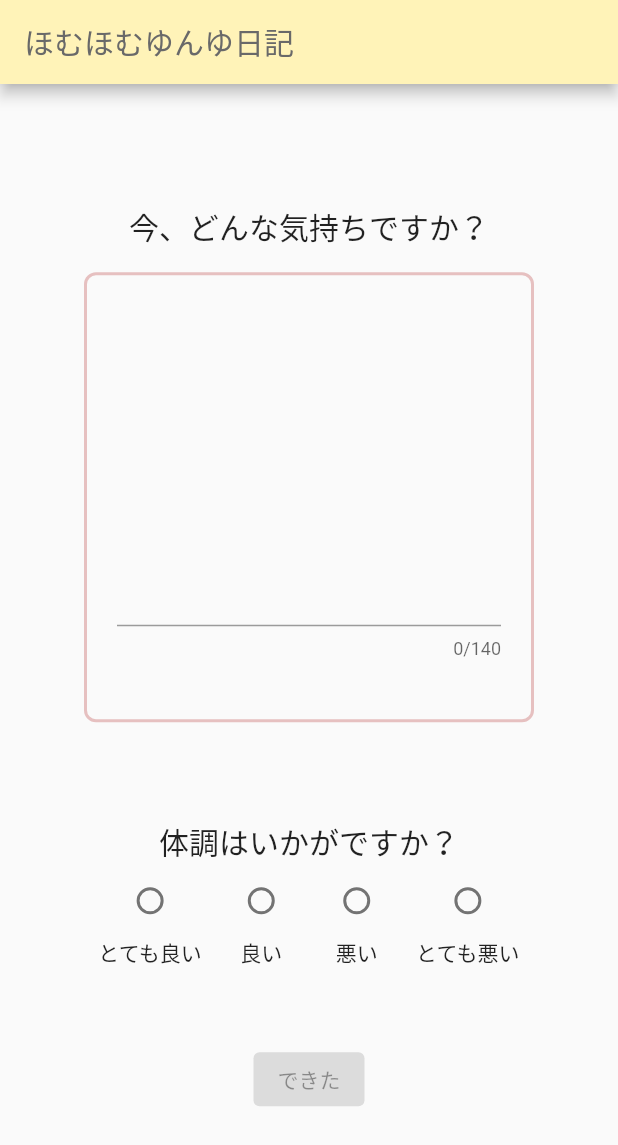
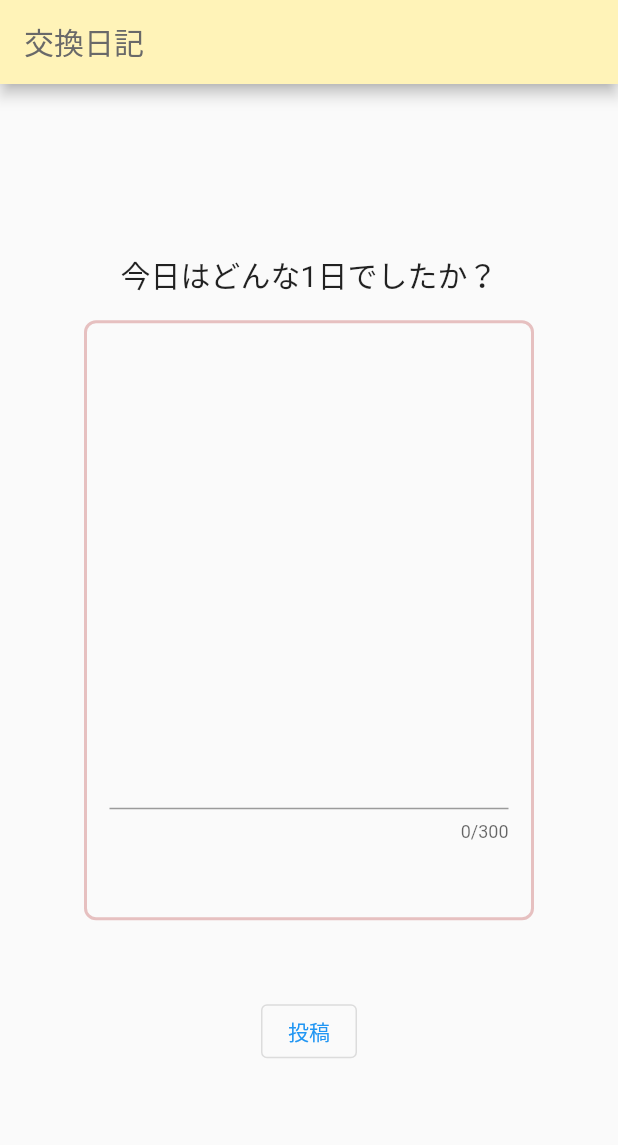
Before and after one commit to haruharu9000/haruaki, a Flutter app: the screen it shows after launch, on a phone screen of 412 x 824 dp. Shown: the top 1145 px of the screen. Run offline on Flutter 3.47's test engine with Material 2 defaults, Android fonts, the phone set to English and light mode, and no system bars.

Commit message:
second commit

```diff
--- a/lib/main.dart
+++ b/lib/main.dart
@@ -1,33 +1,44 @@
 import 'package:flutter/material.dart';
+import 'package:haruaki_app/next_page.dart';
 
-void main() => runApp(TestPage());
+void main() => runApp(MyApp());
 
-class TestPage extends StatefulWidget {
+class MyApp extends StatelessWidget {
   @override
-  _TestPageState createState() => _TestPageState();
+  Widget build(BuildContext context) {
+    return MaterialApp(
+      title: 'Flutter Demo',
+      home: MyHomePage(title: 'Flutter Demo App'),
+    );
+  }
 }
 
-class _TestPageState extends State<TestPage> {
 
-  String _payment = '未選択';
+class MyHomePage extends StatefulWidget {
+  // ignore: non_constant_identifier_names
+  MyHomePage({Key key, this.title}) : super(key: key);
+  final String title;
 
-  void _handleRadioButton(String payment) => setState(() { _payment = payment; } );
+  @override
+  _MyHomePageState createState() => _MyHomePageState();
+}
+class _MyHomePageState extends State<MyHomePage> {
 
-  Widget build(BuildContext context) {
-    return MaterialApp(
-      title: '',
-      home: Scaffold(
-        appBar: AppBar(title: Text("ほむほむゆんゆ日記",
+    @override
+    Widget build(BuildContext context) {
+      return Scaffold(
+        appBar: AppBar(
+          title: Text("交換日記",
           style: TextStyle(color: HexColor('#696969'),
           ),
-        ),
-              backgroundColor: HexColor('#fff3b8'),
-            ),
+          ),
+            backgroundColor: HexColor('#fff3b8'),
+      ),
         body: Column(
           mainAxisAlignment: MainAxisAlignment.center,
             children: <Widget>[
               Text(
-                '今、どんな気持ちですか？',
+                '今日はどんな1日でしたか？',
                 style: TextStyle(
                   fontSize: 20,
                   ),
@@ -41,90 +52,32 @@ class _TestPageState extends State<TestPage> {
               borderRadius: BorderRadius.circular(8),
 
             ),
-            margin: EdgeInsets.fromLTRB(15, 15, 15, 15),
-            padding: EdgeInsets.fromLTRB(20, 20, 20, 20),
+            margin: EdgeInsets.fromLTRB(15, 15, 15, 50),
+            padding: EdgeInsets.fromLTRB(15, 15, 15, 15),
             width: 300.0,
-            height: 300.0,
+            height: 400.0,
             child: TextField(
-              maxLength: 140, //入力最大文字数
-              maxLines:10,
+              maxLength: 300, //入力最大文字数
+              maxLines:15,
             ),
 
             ),
-
-          Container(
-            padding: EdgeInsets.fromLTRB(50, 50, 50, 50),
-            child: Column(mainAxisAlignment: MainAxisAlignment.spaceEvenly,
-              children: <Widget>[
-                Text(
-                  '体調はいかがですか？',
-                  style: TextStyle(
-                    fontSize: 20,
+          Center(
+            // ignore: deprecated_member_use
+            child: OutlinedButton(
+              child: Text('投稿'),
+              onPressed: () {
+                Navigator.push(
+                  context,
+                  MaterialPageRoute(
+                      builder: (context) => NextPage(),
                   ),
-                ),
-                Row(mainAxisAlignment: MainAxisAlignment.spaceEvenly,
-                  children: <Widget>[
-                Column(
-                  children: <Widget>[
-                    Radio(
-                      activeColor: Colors.blueAccent,
-                      value: 'とても良い',
-                      groupValue: _payment,
-                      onChanged: _handleRadioButton,
-                    ),
-                    Text('とても良い'),
-                  ],
-                ),Column(
-                  children: <Widget>[
-                    Radio(
-                      activeColor: Colors.blueAccent,
-                      value: '良い',
-                      groupValue: _payment,
-                      onChanged: _handleRadioButton,
-                    ),
-                    Text('良い'),
-                  ],
-                ),
-                Column(
-                  children: <Widget>[
-                    Radio(
-                      activeColor: Colors.blueAccent,
-                      value: '悪い',
-                      groupValue: _payment,
-                      onChanged: _handleRadioButton,
-                    ),
-                    Text('悪い'),
-                  ],
-                ),
-                Column(
-                  children: <Widget>[
-                    Radio(
-                      activeColor: Colors.blueAccent,
-                      value: 'とても悪い',
-                      groupValue: _payment,
-                      onChanged: _handleRadioButton,
-                      ),
-                    Text('とても悪い'),
-    ],
-                ),
-              ],
+                );
+              },
             ),
-            ],
-            ),
-          ),
-          Row(
-            mainAxisAlignment: MainAxisAlignment.spaceEvenly,
-            children: <Widget>[
-              ElevatedButton(
-                onPressed: null,
-                child: Text('できた'),
-          ),
-
-            ],
           ),
          ],
         ),
-    ),
     );
   }
 }
```
